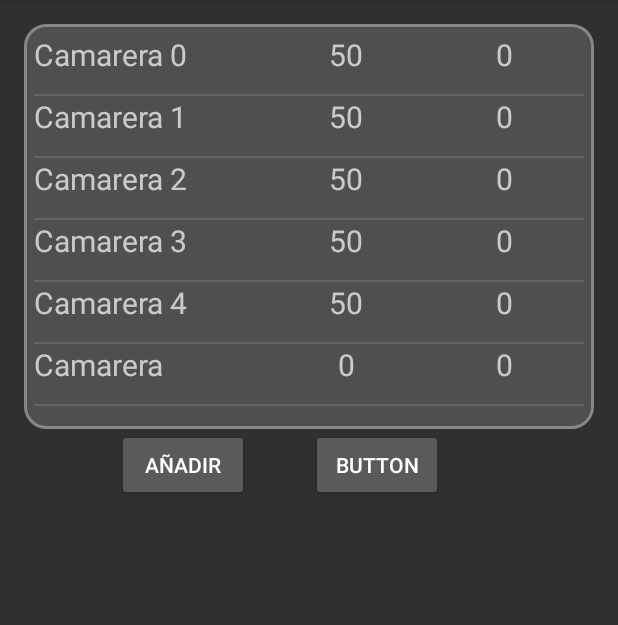
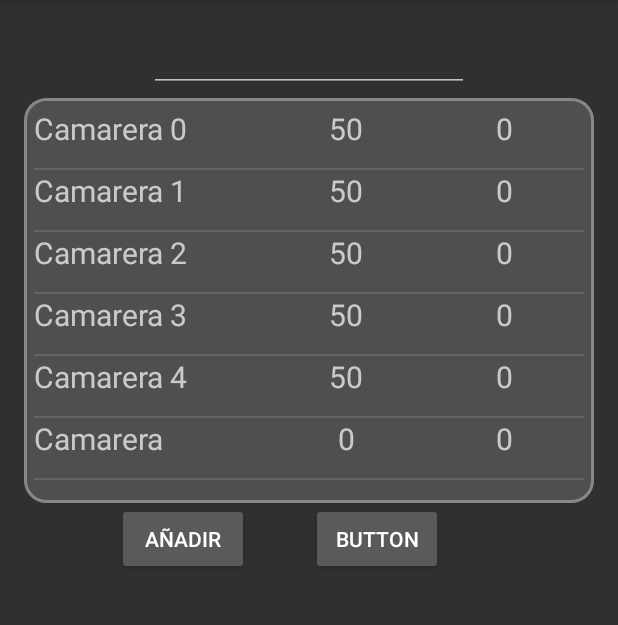
Before and after one commit to Dranthos/WaiterTest, an Android app: the screen it shows after launch (MainActivity), in the options menu, after a tap on "Settings", on a phone screen of 412 x 824 dp, the part 84-709 px from its top. Run offline under Robolectric (Android 15) with nearby library versions, the phone set to English and light mode, and no system bars.

```diff
--- a/app/src/main/java/com/example/migue/waitertest/MainActivity.java
+++ b/app/src/main/java/com/example/migue/waitertest/MainActivity.java
@@ -1,7 +1,9 @@
 package com.example.migue.waitertest;
 
 import android.content.DialogInterface;
+import android.graphics.Color;
 import android.os.Bundle;
+import android.os.Handler;
 import android.support.v7.app.AlertDialog;
 import android.support.v7.app.AppCompatActivity;
 import android.support.v7.widget.Toolbar;
@@ -13,6 +15,7 @@ import android.widget.AdapterView;
 import android.widget.Button;
 import android.widget.EditText;
 import android.widget.ListView;
+import android.widget.TextView;
 import android.widget.Toast;
 
 import java.util.ArrayList;
@@ -20,7 +23,10 @@ import java.util.ArrayList;
 public class MainActivity extends AppCompatActivity  implements AdapterView.OnItemLongClickListener{
 
     private ListView mListView;
-    Button button_Añadir;
+    final ArrayList<Waiter> Waiters = new ArrayList<Waiter>();
+
+    Button button_Añadir,  button_Calcular;
+    TextView text_Dinero;
 
 
 
@@ -31,10 +37,11 @@ public class MainActivity extends AppCompatActivity  implements AdapterView.OnIt
         Toolbar toolbar = (Toolbar) findViewById(R.id.toolbar);
         setSupportActionBar(toolbar);
 
-        final ArrayList<Waiter> Waiters = new ArrayList<Waiter>();
         mListView = (ListView) findViewById(R.id.ListView);
         mListView.setLongClickable(true);
         button_Añadir = (Button) findViewById(R.id.Añadir);
+        button_Calcular = (Button) findViewById(R.id.Calcular);
+        text_Dinero = (TextView) findViewById(R.id.Dinero);
 
         for(int i = 0; i < 5; i++){
             Waiter Waiter = new Waiter();
@@ -48,17 +55,6 @@ public class MainActivity extends AppCompatActivity  implements AdapterView.OnIt
         final WaiterAdapter adapter = new WaiterAdapter(this, Waiters);
         mListView.setAdapter(adapter);
 
-        /*mListView.setOnItemClickListener(new AdapterView.OnItemClickListener(){
-            @Override
-            public void onItemClick(AdapterView<?>adapter,View v, int position){
-                ItemClicked item = adapter.getItemAtPosition(position);
-
-                Intent intent = new Intent(Activity.this,destinationActivity.class);
-                //based on item add info to intent
-                startActivity(intent);
-            }
-        });*/
-
         button_Añadir.setOnClickListener(new View.OnClickListener() {
             @Override
             public void onClick(View view) {
@@ -68,6 +64,14 @@ public class MainActivity extends AppCompatActivity  implements AdapterView.OnIt
                 Waiter.substract = "0";
                 Waiters.add(Waiter);
                 adapter.notifyDataSetChanged();
+                mListView.setSelection(mListView.getCount() - 1);
+            }
+        });
+
+        button_Calcular.setOnClickListener(new View.OnClickListener() {
+            @Override
+            public void onClick(View view) {
+                Calculate();
             }
         });
 
@@ -122,16 +126,24 @@ public class MainActivity extends AppCompatActivity  implements AdapterView.OnIt
         });
     }
 
-    @Override
-    public boolean onItemLongClick(AdapterView<?> l, View v,
-                                   final int position, long id) {
+    void Calculate(){
 
-        Toast.makeText(this, "long clicked pos: " + position, Toast.LENGTH_LONG).show();
+        int result;
+        int maxHours = 0;
+        int money;
 
-        return true;
-    }
+        if(text_Dinero.getText().toString().trim().equals("null") || text_Dinero.getText().toString().trim().length() <= 0){
+            Toast.makeText(getApplicationContext(), "Introduce una cantidad de dinero válida", Toast.LENGTH_LONG).show();
+            return;
+        }
+        else money = Integer.parseInt(text_Dinero.getText().toString());
 
-    public void buttonClicked(View view) {
+        for(int i=0; i < Waiters.size(); i++){
+            Waiter waiter;
+            waiter = Waiters.get(i);
+            if (waiter.hours != null) maxHours += Integer.parseInt(waiter.hours);
+            else Toast.makeText(this, "Hay un problema en " + waiter.name, Toast.LENGTH_LONG).show();
+        }
 
     }
 
@@ -156,4 +168,9 @@ public class MainActivity extends AppCompatActivity  implements AdapterView.OnIt
 
         return super.onOptionsItemSelected(item);
     }
+
+    @Override
+    public boolean onItemLongClick(AdapterView<?> adapterView, View view, int i, long l) {
+        return false;
+    }
 }
--- a/app/src/main/java/com/example/migue/waitertest/Waiter.java
+++ b/app/src/main/java/com/example/migue/waitertest/Waiter.java
@@ -1,12 +1,10 @@
 package com.example.migue.waitertest;
-
-/**
- * Created by Migue on 23/01/2017.
- */
 
 public class Waiter {
 
     public String name;
     public String hours;
     public String substract;
+
+    public String resultado;
 }
--- a/app/src/main/res/layout/content_main.xml
+++ b/app/src/main/res/layout/content_main.xml
@@ -16,12 +16,13 @@
 
     <ListView
         android:layout_width="match_parent"
+        android:id="@+id/ListView"
+        android:layout_height="270dp"
+        android:background="@drawable/listviewshape"
         android:layout_alignParentTop="true"
         android:layout_alignParentLeft="true"
         android:layout_alignParentStart="true"
-        android:id="@+id/ListView"
-        android:layout_height="270dp"
-        android:background="@drawable/listviewshape" />
+        android:layout_marginTop="49dp" />
 
     <Button
         android:text="Añadir"
@@ -44,4 +45,13 @@
         android:layout_marginLeft="41dp"
         android:layout_marginStart="41dp"
         android:id="@+id/Calcular" />
+
+    <EditText
+        android:id="@+id/Dinero"
+        android:layout_width="wrap_content"
+        android:layout_height="wrap_content"
+        android:layout_alignParentTop="true"
+        android:layout_centerHorizontal="true"
+        android:ems="10"
+        android:inputType="number" />
 </RelativeLayout>
--- a/app/src/main/res/layout/list_item.xml
+++ b/app/src/main/res/layout/list_item.xml
@@ -7,6 +7,7 @@
         android:orientation="horizontal"
         android:layout_width="match_parent"
         android:layout_height="40dp">
+
 
         <TextView
             android:layout_height="wrap_content"
--- a/build.gradle
+++ b/build.gradle
@@ -5,7 +5,7 @@ buildscript {
         jcenter()
     }
     dependencies {
-        classpath 'com.android.tools.build:gradle:2.2.3'
+        classpath 'com.android.tools.build:gradle:2.3.1'
 
         // NOTE: Do not place your application dependencies here; they belong
         // in the individual module build.gradle files
```
Also changed, not shown: gradle/wrapper/gradle-wrapper.properties.
